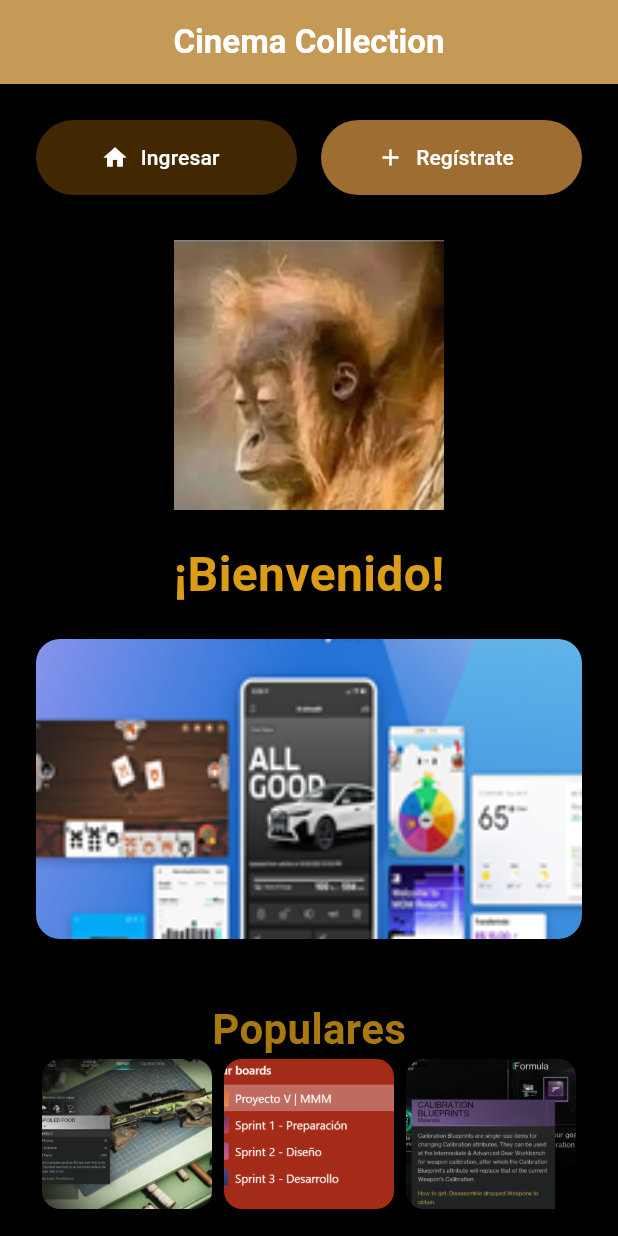
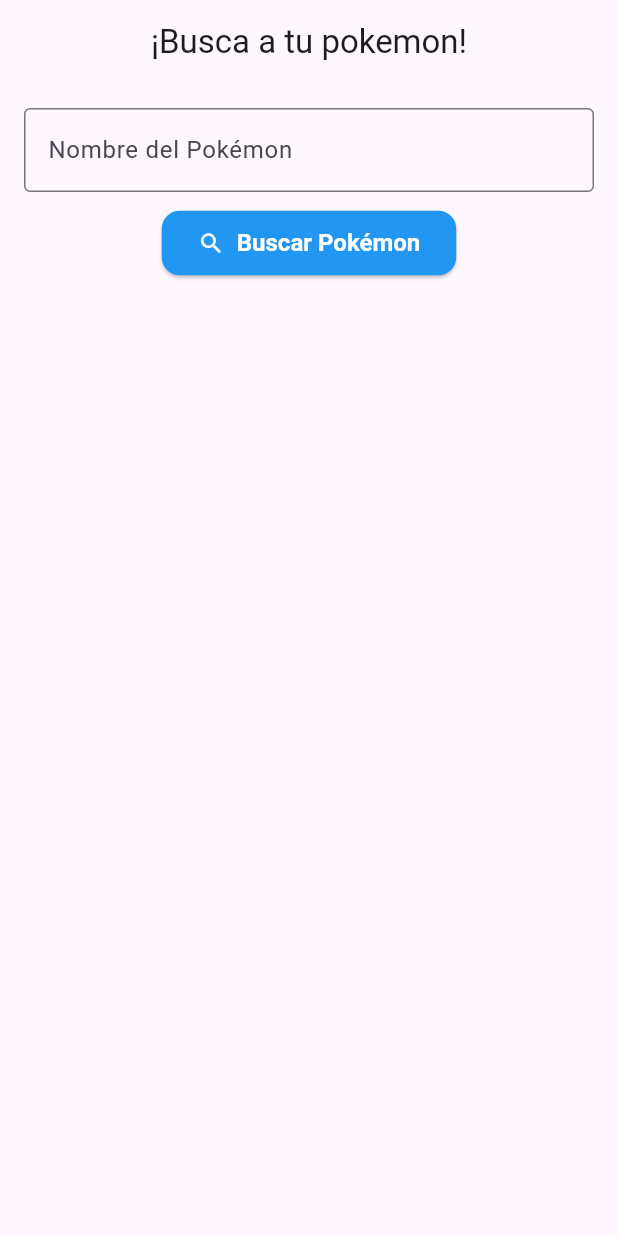
Before and after one commit to LuisLedesmaUDG/flutterLDSW3.4.Utilizaci-nDeWidgetsObjetivo, a Flutter app: the screen it shows after launch, on a phone screen of 412 x 824 dp. Run offline on Flutter 3.47's test engine with Material 3 defaults, Android fonts, the phone set to English and light mode, and no system bars.

Commit message:
3.6. Peticiones HTTP

```diff
--- a/lib/main.dart
+++ b/lib/main.dart
@@ -134,7 +134,6 @@
     );
   }
 }
-*/
 
 import 'package:flutter/material.dart';
 
@@ -308,3 +307,197 @@
     );
   }
 }
+*/
+import 'dart:convert';
+import 'package:flutter/material.dart';
+import 'package:http/http.dart' as http;
+
+void main() {
+  runApp(PokeApp());
+}
+
+class PokeApp extends StatelessWidget {
+  @override
+  Widget build(BuildContext context) {
+    return MaterialApp(
+      title: 'PokeAPI App',
+      theme: ThemeData(
+        primarySwatch: Colors.blue,
+        elevatedButtonTheme: ElevatedButtonThemeData(
+          style: ElevatedButton.styleFrom(
+            backgroundColor: Colors.blue,
+            foregroundColor: Colors.white,
+            shape: RoundedRectangleBorder(
+              borderRadius: BorderRadius.circular(12),
+            ),
+            padding: EdgeInsets.symmetric(horizontal: 24, vertical: 12),
+            textStyle: TextStyle(fontSize: 16, fontWeight: FontWeight.bold),
+          ),
+        ),
+      ),
+      home: PokemonPage(),
+    );
+  }
+}
+
+class PokemonPage extends StatefulWidget {
+  @override
+  _PokemonPageState createState() => _PokemonPageState();
+}
+
+class _PokemonPageState extends State<PokemonPage> {
+  String name = '';
+  String imageUrl = '';
+  List<Map<String, dynamic>> stats = [];
+  List<String> evolutions = [];
+
+  bool isLoading = false;
+  String error = '';
+
+  final _controller = TextEditingController();
+
+  Future<void> fetchPokemon(String pokemonName) async {
+    setState(() {
+      isLoading = true;
+      error = '';
+      stats = [];
+      evolutions = [];
+      imageUrl = '';
+      name = '';
+    });
+
+    final url = Uri.parse('https://pokeapi.co/api/v2/pokemon/$pokemonName');
+
+    try {
+      final response = await http.get(url);
+      if (response.statusCode == 200) {
+        final data = jsonDecode(response.body);
+
+        setState(() {
+          name = data['name'];
+          imageUrl = data['sprites']['front_default'];
+          stats = (data['stats'] as List)
+              .map((stat) => {
+                    'name': stat['stat']['name'],
+                    'value': stat['base_stat']
+                  })
+              .toList();
+        });
+
+        final speciesUrl = data['species']['url'];
+        await fetchEvolutionChain(speciesUrl);
+      } else {
+        setState(() {
+          error = 'Pokémon no encontrado';
+        });
+      }
+    } catch (e) {
+      setState(() {
+        error = 'Error de conexión: $e';
+      });
+    } finally {
+      setState(() {
+        isLoading = false;
+      });
+    }
+  }
+
+  Future<void> fetchEvolutionChain(String speciesUrl) async {
+    try {
+      final speciesRes = await http.get(Uri.parse(speciesUrl));
+      if (speciesRes.statusCode == 200) {
+        final speciesData = jsonDecode(speciesRes.body);
+        final evoUrl = speciesData['evolution_chain']['url'];
+
+        final evoRes = await http.get(Uri.parse(evoUrl));
+        if (evoRes.statusCode == 200) {
+          final evoData = jsonDecode(evoRes.body);
+          List<String> evoList = [];
+
+          void parseChain(dynamic chain) {
+            evoList.add(chain['species']['name']);
+            if (chain['evolves_to'] != null && chain['evolves_to'].isNotEmpty) {
+              parseChain(chain['evolves_to'][0]);
+            }
+          }
+
+          parseChain(evoData['chain']);
+          setState(() {
+            evolutions = evoList;
+          });
+        }
+      }
+    } catch (e) {
+      print('Error obteniendo evolución: $e');
+    }
+  }
+
+  @override
+  Widget build(BuildContext context) {
+    return Scaffold(
+      appBar: AppBar(
+        title: Text('¡Busca a tu pokemon!'),
+        centerTitle: true,
+      ),
+      body: SingleChildScrollView(
+        padding: EdgeInsets.all(16),
+        child: Column(
+          children: [
+            if (imageUrl.isNotEmpty)
+              Column(
+                children: [
+                  Image.network(imageUrl, height: 150),
+                  SizedBox(height: 10),
+                ],
+              ),
+            TextField(
+              controller: _controller,
+              decoration: InputDecoration(
+                labelText: 'Nombre del Pokémon',
+                border: OutlineInputBorder(),
+              ),
+            ),
+            SizedBox(height: 10),
+            ElevatedButton.icon(
+              onPressed: () {
+                final input = _controller.text.trim().toLowerCase();
+                if (input.isNotEmpty) fetchPokemon(input);
+              },
+              icon: Icon(Icons.search),
+              label: Text('Buscar Pokémon'),
+            ),
+            SizedBox(height: 20),
+            if (isLoading) CircularProgressIndicator(),
+            if (error.isNotEmpty)
+              Text(error, style: TextStyle(color: Colors.red)),
+            if (name.isNotEmpty && stats.isNotEmpty)
+              Column(
+                crossAxisAlignment: CrossAxisAlignment.start,
+                children: [
+                  Text('Nombre: $name',
+                      style: TextStyle(
+                          fontSize: 22, fontWeight: FontWeight.bold)),
+                  SizedBox(height: 20),
+                  Text('Estadísticas:',
+                      style:
+                          TextStyle(fontSize: 18, fontWeight: FontWeight.bold)),
+                  ...stats.map((stat) => Padding(
+                        padding: const EdgeInsets.symmetric(vertical: 2),
+                        child: Text('${stat['name']}: ${stat['value']}'),
+                      )),
+                  SizedBox(height: 20),
+                  if (evolutions.isNotEmpty) ...[
+                    Text('Cadena Evolutiva:',
+                        style: TextStyle(
+                            fontSize: 18, fontWeight: FontWeight.bold)),
+                    Text(evolutions.join(' → '),
+                        style: TextStyle(fontSize: 16)),
+                  ],
+                ],
+              ),
+          ],
+        ),
+      ),
+    );
+  }
+}
--- a/pubspec.yaml
+++ b/pubspec.yaml
@@ -30,6 +30,7 @@
 dependencies:
   flutter:
     sdk: flutter
+  http: ^0.13.6
 
   # The following adds the Cupertino Icons font to your application.
   # Use with the CupertinoIcons class for iOS style icons.
```
Also changed, not shown: pubspec.lock.
